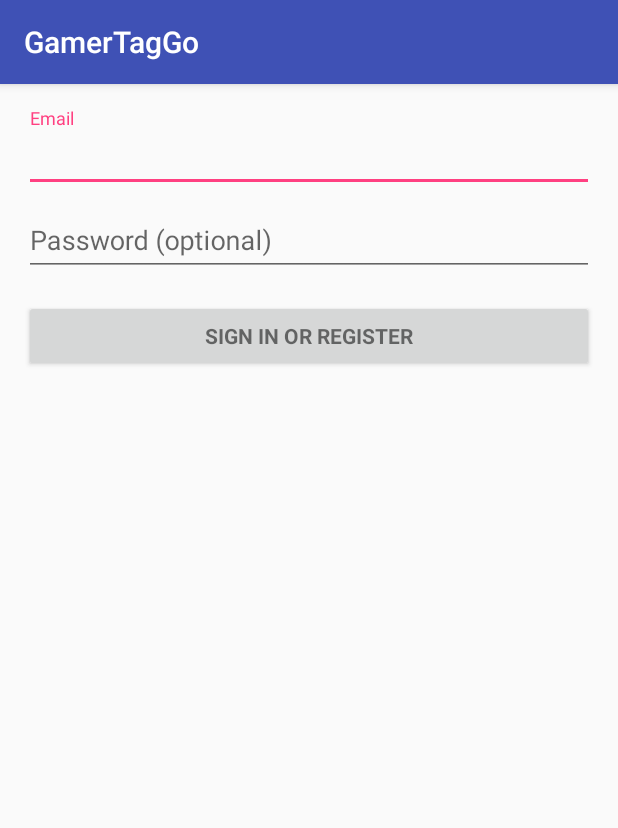
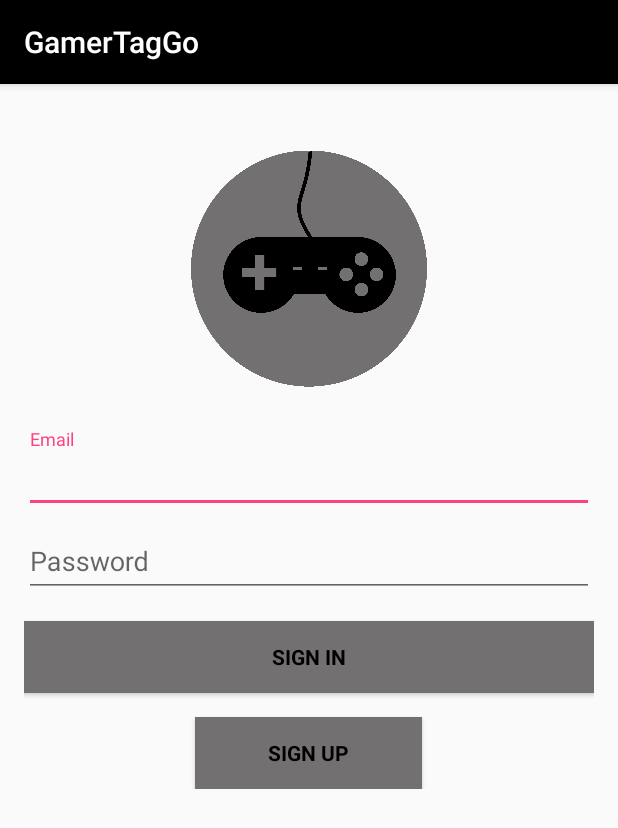
Before and after one commit to colinfran/GamerTagGo, an Android app: the screen it shows after launch (LoginActivity), on a phone screen of 412 x 824 dp. Shown: the top 828 px of the screen. Run offline under Robolectric (Android 15) with nearby library versions, the phone set to English and light mode, and no system bars; 2 statements that could not run were skipped.

Commit message:
With Signup activity

```diff
--- a/app/src/main/AndroidManifest.xml
+++ b/app/src/main/AndroidManifest.xml
@@ -1,6 +1,6 @@
 <?xml version="1.0" encoding="utf-8"?>
 <manifest xmlns:android="http://schemas.android.com/apk/res/android"
-    package="ssu.gamertaggo" >
+    package="ssu.gamertaggo">
 
     <!-- To auto-complete the email text field in the login form with the user's emails -->
     <uses-permission android:name="android.permission.GET_ACCOUNTS" />
@@ -12,10 +12,10 @@
         android:icon="@mipmap/ic_launcher"
         android:label="@string/app_name"
         android:supportsRtl="true"
-        android:theme="@style/AppTheme" >
+        android:theme="@style/AppTheme">
         <activity
             android:name=".LoginActivity"
-            android:label="@string/app_name" >
+            android:label="@string/app_name">
             <intent-filter>
                 <action android:name="android.intent.action.MAIN" />
 
--- a/app/src/main/res/layout/activity_login.xml
+++ b/app/src/main/res/layout/activity_login.xml
@@ -3,32 +3,48 @@
     android:layout_width="match_parent"
     android:layout_height="match_parent"
     android:gravity="center_horizontal"
-    android:orientation="vertical"
     android:paddingBottom="@dimen/activity_vertical_margin"
     android:paddingLeft="@dimen/activity_horizontal_margin"
     android:paddingRight="@dimen/activity_horizontal_margin"
     android:paddingTop="@dimen/activity_vertical_margin"
-    tools:context="ssu.gamertaggo.LoginActivity">
+    tools:context="com.colinfran.myapplication.LoginActivity"
+    android:baselineAligned="false"
+    android:orientation="vertical">
 
     <!-- Login progress -->
+
     <ProgressBar
         android:id="@+id/login_progress"
         style="?android:attr/progressBarStyleLarge"
         android:layout_width="wrap_content"
         android:layout_height="wrap_content"
         android:layout_marginBottom="8dp"
-        android:visibility="gone"/>
+        android:visibility="gone"
+        android:layout_gravity="center"/>
+
+    <ImageView
+        android:id="@+id/controller"
+        android:layout_width="157dp"
+        android:layout_height="214dp"
+        android:src="@drawable/controller"
+        android:adjustViewBounds="false"
+        android:baselineAlignBottom="false" />
 
     <ScrollView
         android:id="@+id/login_form"
+        android:layout_width="match_parent"
+        android:layout_height="wrap_content">
+
+        <FrameLayout
             android:layout_width="match_parent"
             android:layout_height="match_parent">
 
             <LinearLayout
                 android:id="@+id/email_login_form"
                 android:layout_width="match_parent"
-            android:layout_height="wrap_content"
-            android:orientation="vertical">
+                android:layout_height="match_parent"
+                android:orientation="vertical"
+                android:layout_gravity="center">
 
                 <android.support.design.widget.TextInputLayout
                     android:layout_width="match_parent"
@@ -41,7 +57,7 @@
                         android:hint="@string/prompt_email"
                         android:inputType="textEmailAddress"
                         android:maxLines="1"
-                android:singleLine="true"/>
+                        android:singleLine="true" />
 
                 </android.support.design.widget.TextInputLayout>
 
@@ -55,11 +71,11 @@
                         android:layout_height="wrap_content"
                         android:hint="@string/prompt_password"
                         android:imeActionId="@+id/login"
-                android:imeActionLabel="@string/action_sign_in_short"
+                        android:imeActionLabel="@string/action_sign_up"
                         android:imeOptions="actionUnspecified"
                         android:inputType="textPassword"
                         android:maxLines="1"
-                android:singleLine="true"/>
+                        android:singleLine="true" />
 
                 </android.support.design.widget.TextInputLayout>
 
@@ -70,8 +86,26 @@
                     android:layout_height="wrap_content"
                     android:layout_marginTop="16dp"
                     android:text="@string/action_sign_in"
-                android:textStyle="bold"/>
+                    android:textStyle="bold"
+                    android:textColor="#000000"
+                    android:background="#727070"/>
+                <Button
+                    style="?android:textAppearanceSmall"
+                    android:id="@+id/button"
+                    android:layout_width="151dp"
+                    android:layout_height="wrap_content"
+                    android:layout_marginTop="16dp"
+                    android:text="@string/action_sign_up"
+                    android:textStyle="bold"
+                    android:layout_gravity="center_horizontal"
+                    android:background="#727070"
+                    android:textColor="#000000" />
 
             </LinearLayout>
+
+        </FrameLayout>
     </ScrollView>
+
+
+
 </LinearLayout>
--- a/app/src/main/res/values/colors.xml
+++ b/app/src/main/res/values/colors.xml
@@ -1,6 +1,6 @@
 <?xml version="1.0" encoding="utf-8"?>
 <resources>
-    <color name="colorPrimary">#3F51B5</color>
-    <color name="colorPrimaryDark">#303F9F</color>
+    <color name="colorPrimary">#000000</color>
+    <color name="colorPrimaryDark">#727070</color>
     <color name="colorAccent">#FF4081</color>
 </resources>
--- a/app/src/main/res/values/strings.xml
+++ b/app/src/main/res/values/strings.xml
@@ -3,9 +3,9 @@
 
     <!-- Strings related to login -->
     <string name="prompt_email">Email</string>
-    <string name="prompt_password">Password (optional)</string>
-    <string name="action_sign_in">Sign in or register</string>
-    <string name="action_sign_in_short">Sign in</string>
+    <string name="prompt_password">Password</string>
+    <string name="action_sign_in">Sign in</string>
+    <string name="action_sign_up">Sign up</string>
     <string name="error_invalid_email">This email address is invalid</string>
     <string name="error_invalid_password">This password is too short</string>
     <string name="error_incorrect_password">This password is incorrect</string>
```
Also changed, not shown: app/src/main/res/drawable/controller.png (added). Lines whose indentation alone changed are shown as unchanged.
